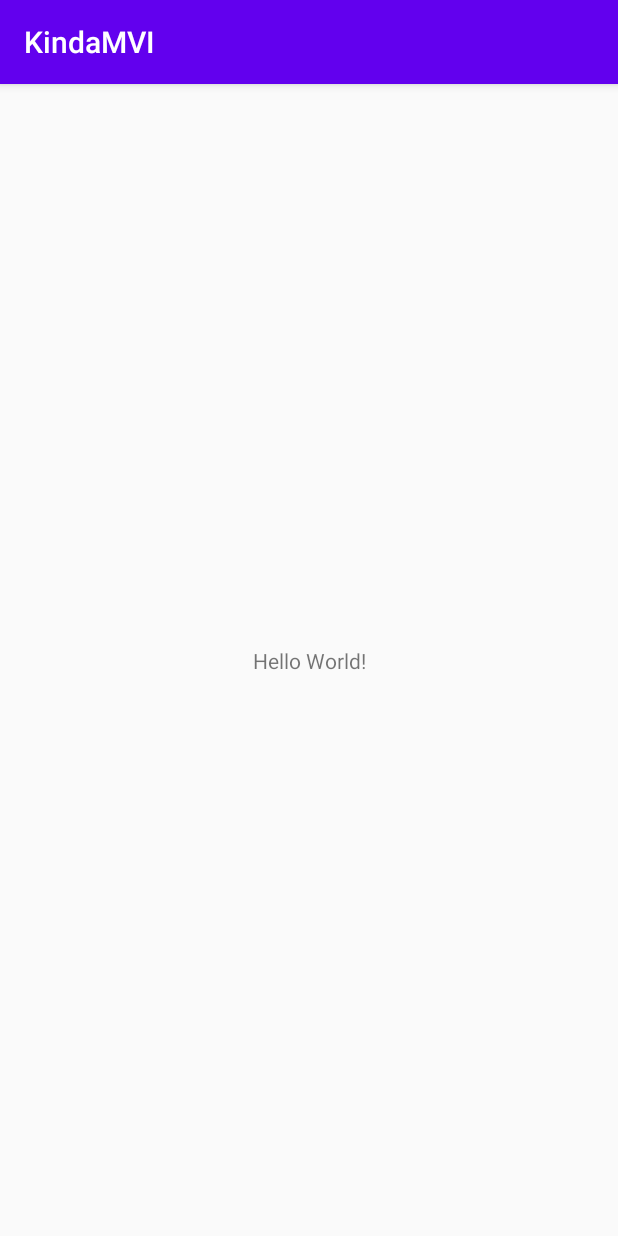
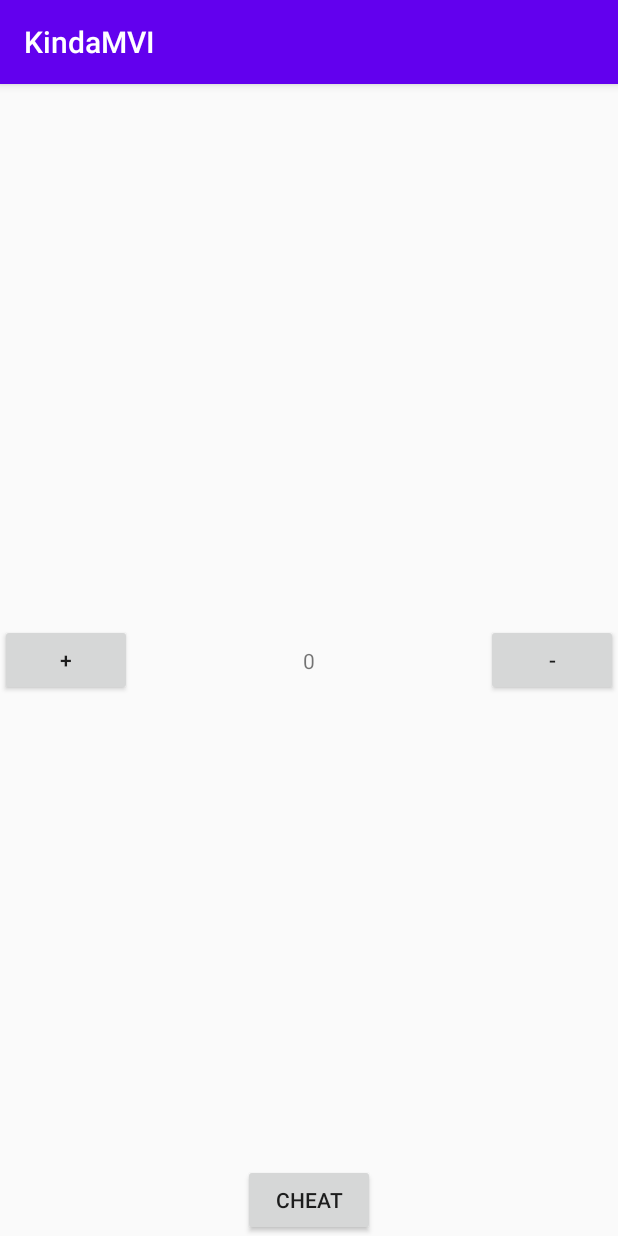
Before and after one commit to kimdohun0104/kinda, an Android app: the screen it shows after launch (MainActivity), on a phone screen of 412 x 824 dp. Run offline under Robolectric (Android 15) with nearby library versions, the phone set to English and light mode, and no system bars; our stand-ins replace data binding.

```diff
--- a/app/src/main/java/com/dohun/kindamvi/MainActivity.kt
+++ b/app/src/main/java/com/dohun/kindamvi/MainActivity.kt
@@ -2,11 +2,28 @@ package com.dohun.kindamvi
 
 import androidx.appcompat.app.AppCompatActivity
 import android.os.Bundle
+import androidx.databinding.DataBindingUtil
+import androidx.lifecycle.Observer
+import androidx.lifecycle.ViewModelProvider
+import androidx.lifecycle.ViewModelProviders
+import com.dohun.kindamvi.databinding.ActivityMainBinding
 
 class MainActivity : AppCompatActivity() {
 
+    private val viewModel: MainViewModel by lazy {
+        ViewModelProviders.of(this)[MainViewModel::class.java]
+    }
+
+    private lateinit var binding: ActivityMainBinding
+
     override fun onCreate(savedInstanceState: Bundle?) {
         super.onCreate(savedInstanceState)
-        setContentView(R.layout.activity_main)
+        binding = DataBindingUtil.setContentView(this, R.layout.activity_main)
+        binding.lifecycleOwner = this
+        binding.viewModel = viewModel
+
+        viewModel.currentState.observe(this, Observer {
+            binding.tvCount.text = it.count.toString()
+        })
     }
 }
--- /dev/null
+++ b/app/src/main/java/com/dohun/kindamvi/MainState.kt
@@ -0,0 +1,7 @@
+package com.dohun.kindamvi
+
+import com.dohun.kinda.KindaState
+
+data class MainState(
+    val count: Int = 0
+) : KindaState
--- /dev/null
+++ b/app/src/main/java/com/dohun/kindamvi/MainViewModel.kt
@@ -0,0 +1,34 @@
+package com.dohun.kindamvi
+
+import androidx.lifecycle.ViewModel
+import com.dohun.kinda.KindaStateMachine
+import com.dohun.kinda.android.KindaViewModel
+import com.dohun.kinda.buildKindaStateMachine
+import kotlinx.coroutines.delay
+import kotlinx.coroutines.flow.flow
+import java.lang.reflect.Array.get
+
+class MainViewModel : KindaViewModel<MainState, MainEvent, MainSideEffect>() {
+
+    override val stateMachine: KindaStateMachine<MainState, MainEvent, MainSideEffect>
+        get() = buildKindaStateMachine(MainState(count = 0)) {
+            whenEvent<MainEvent.Increase> {
+                next(copy(count = count + 1))
+            }
+
+            whenEvent<MainEvent.Decrease> {
+                next(copy(count = count - 1))
+            }
+
+            whenEvent<MainEvent.Increase1000> {
+                next(copy(count = count + 1000))
+            }
+
+            whenEffect<MainSideEffect> {
+                flow {
+                    delay(1000)
+                    emit(MainEvent.Increase1000)
+                }
+            }
+        }
+}
--- a/app/src/main/res/layout/activity_main.xml
+++ b/app/src/main/res/layout/activity_main.xml
@@ -1,4 +1,15 @@
 <?xml version="1.0" encoding="utf-8"?>
+<layout>
+
+    <data>
+
+        <variable
+            name="viewModel"
+            type="com.dohun.kindamvi.MainViewModel" />
+
+        <import type="com.dohun.kindamvi.MainEvent" />
+    </data>
+
     <androidx.constraintlayout.widget.ConstraintLayout xmlns:android="http://schemas.android.com/apk/res/android"
         xmlns:app="http://schemas.android.com/apk/res-auto"
         xmlns:tools="http://schemas.android.com/tools"
@@ -7,12 +18,43 @@
         tools:context=".MainActivity">
 
         <TextView
+            android:id="@+id/tv_count"
             android:layout_width="wrap_content"
             android:layout_height="wrap_content"
-        android:text="Hello World!"
             app:layout_constraintBottom_toBottomOf="parent"
             app:layout_constraintLeft_toLeftOf="parent"
             app:layout_constraintRight_toRightOf="parent"
             app:layout_constraintTop_toTopOf="parent" />
 
+        <Button
+            android:id="@+id/btn_increase"
+            android:layout_width="wrap_content"
+            android:layout_height="wrap_content"
+            android:onClick="@{() -> viewModel.intent(MainEvent.Increase.INSTANCE)}"
+            android:text="+"
+            app:layout_constraintBottom_toBottomOf="parent"
+            app:layout_constraintLeft_toLeftOf="parent"
+            app:layout_constraintTop_toTopOf="parent" />
+
+        <Button
+            android:id="@+id/btn_decrease"
+            android:layout_width="wrap_content"
+            android:layout_height="wrap_content"
+            android:onClick="@{() -> viewModel.intent(MainEvent.Decrease.INSTANCE)}"
+            android:text="-"
+            app:layout_constraintBottom_toBottomOf="parent"
+            app:layout_constraintRight_toRightOf="parent"
+            app:layout_constraintTop_toTopOf="parent" />
+
+        <Button
+            android:id="@+id/btn_cheat"
+            android:layout_width="wrap_content"
+            android:layout_height="wrap_content"
+            android:onClick="@{() -> viewModel.intent(MainEvent.Increase1000.INSTANCE)}"
+            android:text="cheat"
+            app:layout_constraintBottom_toBottomOf="parent"
+            app:layout_constraintLeft_toLeftOf="parent"
+            app:layout_constraintRight_toRightOf="parent" />
+
     </androidx.constraintlayout.widget.ConstraintLayout>
+</layout>
--- a/kinda/src/main/java/com/dohun/kinda/Kinda.kt
+++ /dev/null
@@ -1,5 +0,0 @@
-package com.dohun.kinda
-
-class Kinda {
-
-}
--- /dev/null
+++ b/kinda/src/main/java/com/dohun/kinda/KindaKey.kt
@@ -0,0 +1,5 @@
+package com.dohun.kinda
+
+class KindaKey<T : Any, out R : T>(private val clazz: Class<R>) {
+    fun check(value: T) = clazz.isInstance(value)
+}
--- /dev/null
+++ b/kinda/src/main/java/com/dohun/kinda/KindaStateMachine.kt
@@ -0,0 +1,82 @@
+package com.dohun.kinda
+
+import android.util.Log
+import com.dohun.kinda.KindaStateMachine.KindaStateMachineBuilder
+import kotlinx.coroutines.Deferred
+import kotlinx.coroutines.flow.Flow
+
+class KindaStateMachine<S : KindaState, E : KindaEvent, SE : KindaSideEffect> internal constructor(
+    val initialState: S,
+    private val nexts: MutableMap<KindaKey<E, E>, (S, E) -> Next<S, SE>>,
+    private val effects: MutableMap<KindaKey<SE, SE>, (KindaOutput.Valid<S, E, SE>) -> Flow<Any?>>
+) {
+
+    fun reduce(state: S, event: E): KindaOutput<S, E, SE> {
+        return state.toOutput(event)
+    }
+
+    fun effect(sideEffect: SE?): ((KindaOutput.Valid<S, E, SE>) -> Flow<Any?>)? {
+        sideEffect?.let {
+            return effects.filter { it.key.check(sideEffect) }
+                .map { it.value }
+                .firstOrNull()
+        }
+        return null
+    }
+
+    private fun S.toOutput(event: E): KindaOutput<S, E, SE> {
+        nexts.forEach {
+            if (it.key.check(event)) {
+                val (next, sideEffect) = it.value(this, event)
+                return KindaOutput.Valid(this, event, next, sideEffect)
+            }
+        }
+        return KindaOutput.Void(this, event)
+    }
+
+    data class Next<STATE : KindaState, SIDE_EFFECT : KindaSideEffect> internal constructor(
+        val toState: STATE,
+        val sideEffect: SIDE_EFFECT?
+    )
+
+    class KindaStateMachineBuilder<STATE : KindaState, EVENT : KindaEvent, SIDE_EFFECT : KindaSideEffect>(
+        private val initialState: STATE
+    ) {
+        val nexts =
+            mutableMapOf<KindaKey<EVENT, EVENT>, (STATE, EVENT) -> Next<STATE, SIDE_EFFECT>>()
+
+        val effects =
+            mutableMapOf<KindaKey<SIDE_EFFECT, SIDE_EFFECT>, (KindaOutput.Valid<STATE, EVENT, SIDE_EFFECT>) -> Flow<Any?>>()
+
+        inline fun <reified E : EVENT> whenEvent(
+            noinline next: STATE.(EVENT) -> Next<STATE, SIDE_EFFECT>
+        ) {
+            nexts[KindaKey<EVENT, E>(E::class.java)] = { state, event ->
+                next(state, event)
+            }
+        }
+
+        inline fun <reified SE : SIDE_EFFECT> whenEffect(
+            noinline init: (KindaOutput<STATE, EVENT, SE>) -> Flow<Any?>
+        ) {
+            effects[KindaKey<SIDE_EFFECT, SE>(SE::class.java)] =
+                init as (KindaOutput.Valid<STATE, EVENT, SIDE_EFFECT>) -> Flow<Any?>
+        }
+
+
+        fun STATE.next(state: STATE, sideEffect: SIDE_EFFECT? = null) = Next(
+            state, sideEffect
+        )
+
+        fun build(): KindaStateMachine<STATE, EVENT, SIDE_EFFECT> {
+            Log.d("DEBUGLOG", initialState.toString())
+            return KindaStateMachine(initialState, nexts, effects)
+        }
+    }
+}
+
+
+fun <S : KindaState, E : KindaEvent, SE : KindaSideEffect> buildKindaStateMachine(
+    initialState: S,
+    init: KindaStateMachineBuilder<S, E, SE>.() -> Unit
+) = KindaStateMachineBuilder<S, E, SE>(initialState).apply(init).build()
```
Also changed, not shown: app/build.gradle (+7 -0 lines), app/src/main/java/com/dohun/kindamvi/MainEvent.kt (added, +9 -0 lines), app/src/main/java/com/dohun/kindamvi/MainSideEffect.kt (added, +7 -0 lines), kinda/build.gradle (+7 -0 lines), kinda/src/main/java/com/dohun/kinda/KindaOutput.kt (added, +18 -0 lines), kinda/src/main/java/com/dohun/kinda/android/KindaViewModel.kt (added, +70 -0 lines). Lines whose indentation alone changed are shown as unchanged.
